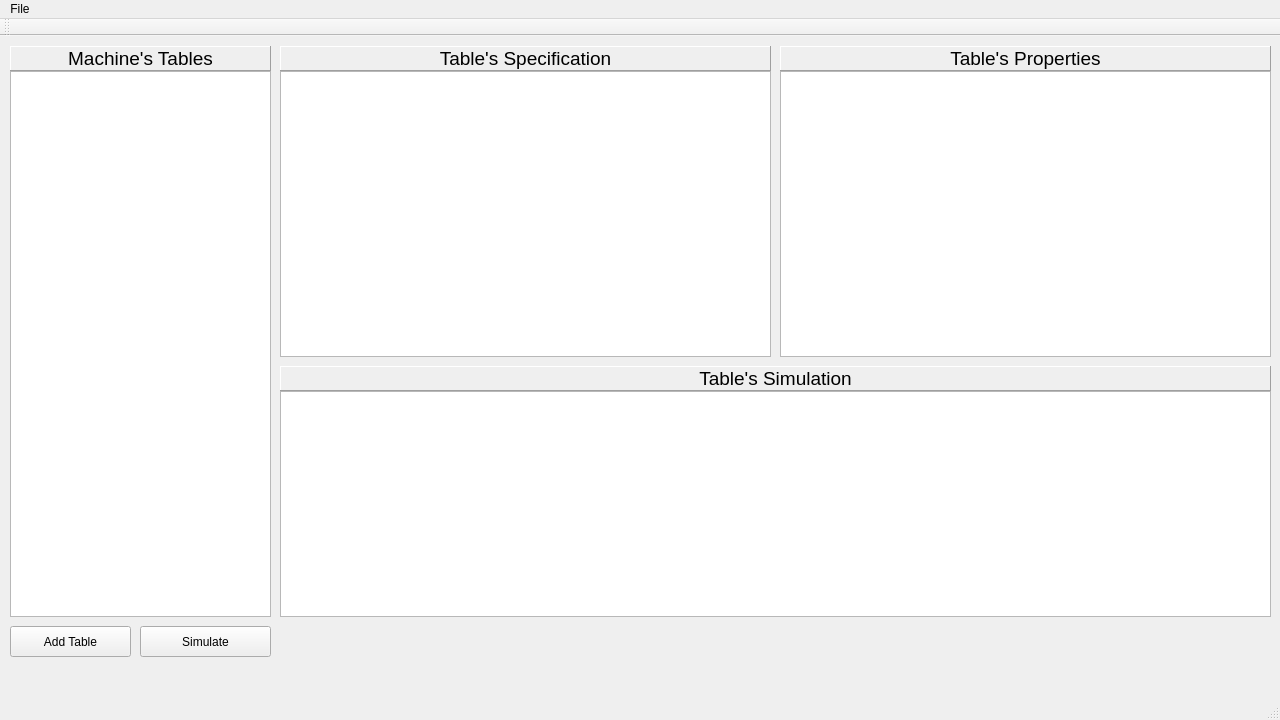
Old version of the form Qt/TuringsMachineSimulator/usermachines.ui in the repository fabioalves98/TuringsMachineGenerator.
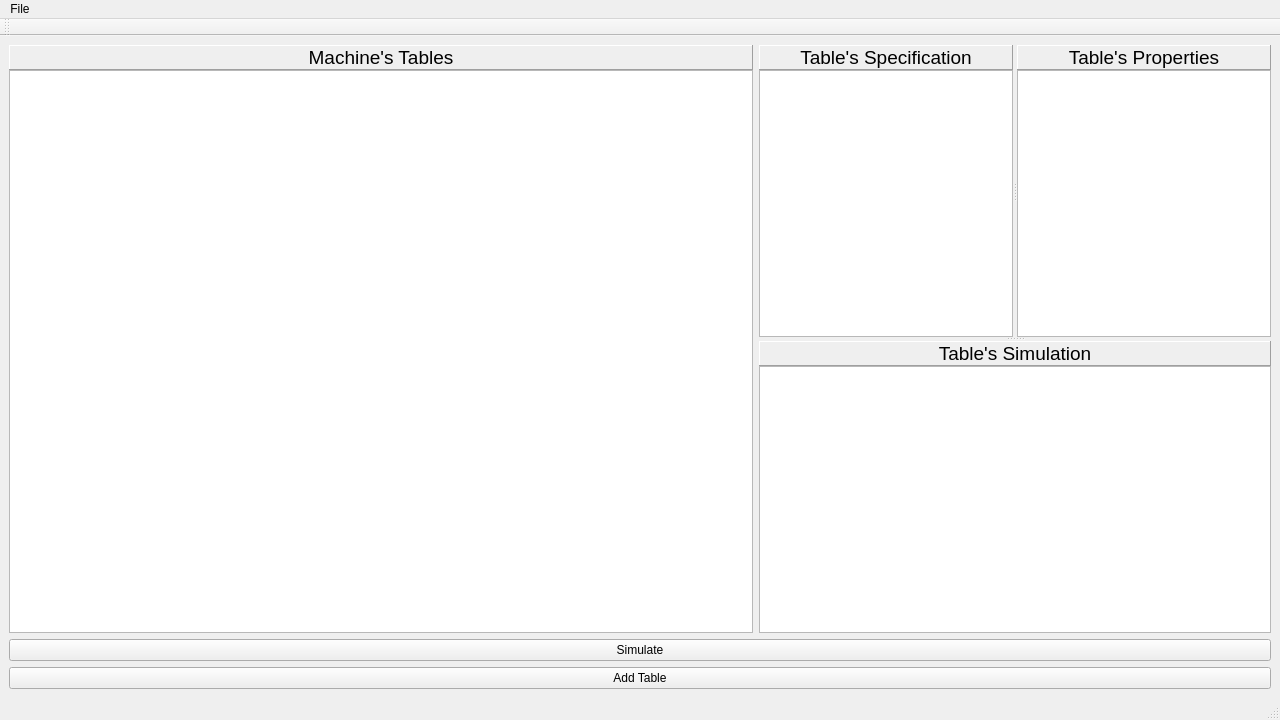
New version of the form.

Commit message: Table's simultion can be displayed. Interface layout created

The edit to the form file:
```diff
--- a/Qt/TuringsMachineSimulator/usermachines.ui
+++ b/Qt/TuringsMachineSimulator/usermachines.ui
@@ -14,125 +14,10 @@
    <string>MainWindow</string>
   </property>
   <widget class="QWidget" name="centralwidget">
-   <widget class="QPushButton" name="addTableBt">
-    <property name="geometry">
-     <rect>
-      <x>10</x>
-      <y>590</y>
-      <width>121</width>
-      <height>31</height>
-     </rect>
-    </property>
-    <property name="text">
-     <string>Add Table</string>
-    </property>
-   </widget>
-   <widget class="QPushButton" name="simBt">
-    <property name="geometry">
-     <rect>
-      <x>140</x>
-      <y>590</y>
-      <width>131</width>
-      <height>31</height>
-     </rect>
-    </property>
-    <property name="minimumSize">
-     <size>
-      <width>0</width>
-      <height>0</height>
-     </size>
-    </property>
-    <property name="text">
-     <string>Simulate</string>
-    </property>
-   </widget>
-   <widget class="QWidget" name="">
-    <property name="geometry">
-     <rect>
-      <x>780</x>
-      <y>10</y>
-      <width>491</width>
-      <height>311</height>
-     </rect>
-    </property>
-    <layout class="QVBoxLayout" name="Properties">
-     <property name="spacing">
-      <number>0</number>
-     </property>
+   <layout class="QVBoxLayout" name="verticalLayout">
      <item>
-      <widget class="QLabel" name="propLabel">
-       <property name="font">
-        <font>
-         <pointsize>14</pointsize>
-        </font>
-       </property>
-       <property name="frameShape">
-        <enum>QFrame::Panel</enum>
-       </property>
-       <property name="frameShadow">
-        <enum>QFrame::Raised</enum>
-       </property>
-       <property name="text">
-        <string>Table's Properties</string>
-       </property>
-       <property name="alignment">
-        <set>Qt::AlignCenter</set>
-       </property>
-      </widget>
-     </item>
+     <layout class="QHBoxLayout" name="horizontalLayout">
      <item>
-      <widget class="QListWidget" name="propList"/>
-     </item>
-    </layout>
-   </widget>
-   <widget class="QWidget" name="">
-    <property name="geometry">
-     <rect>
-      <x>280</x>
-      <y>10</y>
-      <width>491</width>
-      <height>311</height>
-     </rect>
-    </property>
-    <layout class="QVBoxLayout" name="Specs">
-     <property name="spacing">
-      <number>0</number>
-     </property>
-     <item>
-      <widget class="QLabel" name="tableLabel">
-       <property name="font">
-        <font>
-         <pointsize>14</pointsize>
-        </font>
-       </property>
-       <property name="frameShape">
-        <enum>QFrame::Panel</enum>
-       </property>
-       <property name="frameShadow">
-        <enum>QFrame::Raised</enum>
-       </property>
-       <property name="text">
-        <string>Table's Specification</string>
-       </property>
-       <property name="alignment">
-        <set>Qt::AlignCenter</set>
-       </property>
-      </widget>
-     </item>
-     <item>
-      <widget class="QTableWidget" name="tableView"/>
-     </item>
-    </layout>
-   </widget>
-   <widget class="QWidget" name="">
-    <property name="geometry">
-     <rect>
-      <x>10</x>
-      <y>10</y>
-      <width>261</width>
-      <height>571</height>
-     </rect>
-    </property>
     <layout class="QVBoxLayout" name="Tables">
      <property name="spacing">
       <number>0</number>
@@ -162,16 +47,80 @@
       <widget class="QListWidget" name="tablesList"/>
      </item>
     </layout>
-   </widget>
-   <widget class="QWidget" name="">
-    <property name="geometry">
-     <rect>
-      <x>280</x>
-      <y>330</y>
-      <width>991</width>
-      <height>251</height>
-     </rect>
-    </property>
+      </item>
+      <item>
+       <widget class="QSplitter" name="splitter_2">
+        <property name="orientation">
+         <enum>Qt::Vertical</enum>
+        </property>
+        <widget class="QSplitter" name="splitter">
+         <property name="orientation">
+          <enum>Qt::Horizontal</enum>
+         </property>
+         <widget class="QWidget" name="layoutWidget">
+          <layout class="QVBoxLayout" name="Specs">
+           <property name="spacing">
+            <number>0</number>
+           </property>
+           <item>
+            <widget class="QLabel" name="tableLabel">
+             <property name="font">
+              <font>
+               <pointsize>14</pointsize>
+              </font>
+             </property>
+             <property name="frameShape">
+              <enum>QFrame::Panel</enum>
+             </property>
+             <property name="frameShadow">
+              <enum>QFrame::Raised</enum>
+             </property>
+             <property name="text">
+              <string>Table's Specification</string>
+             </property>
+             <property name="alignment">
+              <set>Qt::AlignCenter</set>
+             </property>
+            </widget>
+           </item>
+           <item>
+            <widget class="QTableWidget" name="tableView"/>
+           </item>
+          </layout>
+         </widget>
+         <widget class="QWidget" name="layoutWidget">
+          <layout class="QVBoxLayout" name="Properties">
+           <property name="spacing">
+            <number>0</number>
+           </property>
+           <item>
+            <widget class="QLabel" name="propLabel">
+             <property name="font">
+              <font>
+               <pointsize>14</pointsize>
+              </font>
+             </property>
+             <property name="frameShape">
+              <enum>QFrame::Panel</enum>
+             </property>
+             <property name="frameShadow">
+              <enum>QFrame::Raised</enum>
+             </property>
+             <property name="text">
+              <string>Table's Properties</string>
+             </property>
+             <property name="alignment">
+              <set>Qt::AlignCenter</set>
+             </property>
+            </widget>
+           </item>
+           <item>
+            <widget class="QListWidget" name="propList"/>
+           </item>
+          </layout>
+         </widget>
+        </widget>
+        <widget class="QWidget" name="layoutWidget">
     <layout class="QVBoxLayout" name="Simulation">
      <property name="spacing">
       <number>0</number>
@@ -202,6 +151,31 @@
      </item>
     </layout>
    </widget>
+       </widget>
+      </item>
+     </layout>
+    </item>
+    <item>
+     <widget class="QPushButton" name="simBt">
+      <property name="minimumSize">
+       <size>
+        <width>0</width>
+        <height>0</height>
+       </size>
+      </property>
+      <property name="text">
+       <string>Simulate</string>
+      </property>
+     </widget>
+    </item>
+    <item>
+     <widget class="QPushButton" name="addTableBt">
+      <property name="text">
+       <string>Add Table</string>
+      </property>
+     </widget>
+    </item>
+   </layout>
   </widget>
   <widget class="QMenuBar" name="menubar">
    <property name="geometry">
```
Lines whose indentation alone changed are shown as unchanged. The commit also changes 14 other files.
